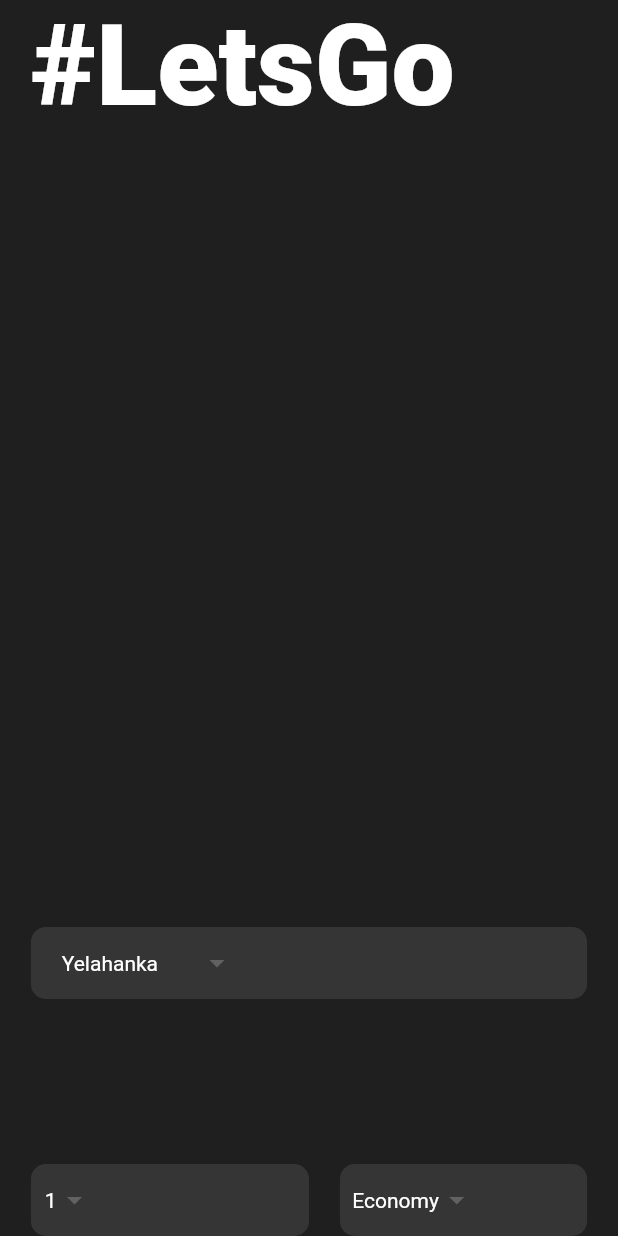
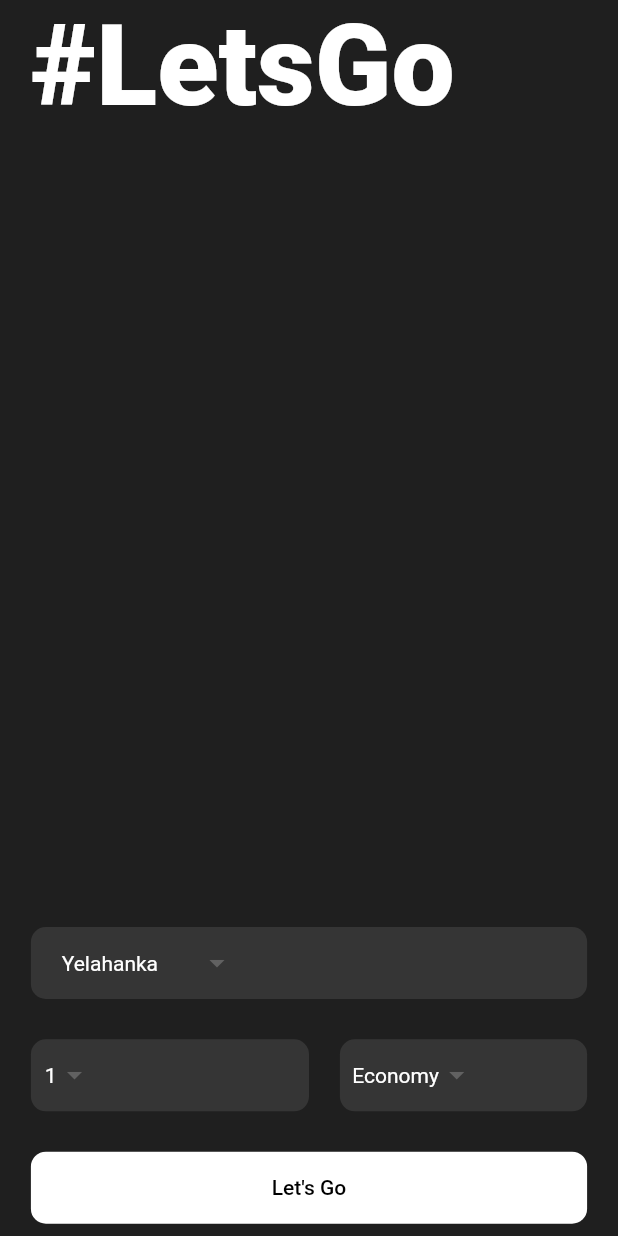
Before and after one commit to bhaskarkh01/flutter_lets_ride, a Flutter app: the screen it shows after launch, on a phone screen of 412 x 824 dp. Run offline on Flutter 3.47's test engine with Material 2 defaults, Android fonts, the phone set to English and light mode, and no system bars.

Commit message:
add material button widget

```diff
--- a/lib/pages/home_page.dart
+++ b/lib/pages/home_page.dart
@@ -99,9 +99,31 @@
         crossAxisAlignment: CrossAxisAlignment.center,
         children: [
           _destinationDropDownWidget(),
-          _travellersInformationWidget()
+          _travellersInformationWidget(),
+          _rideButton(),
         ],
       ),
     );
   }
+
+  Widget _rideButton() {
+    return Container(
+      margin: EdgeInsets.only(bottom: _deviceHeight * 0.01),
+      width: _deviceWidth,
+      decoration: BoxDecoration(
+        color: Colors.white,
+        borderRadius: BorderRadius.circular(10),
+      ),
+      child: MaterialButton(
+        onPressed: (() {}),
+        child: const Text(
+          "Let's Go",
+          style: TextStyle(
+            color: Colors.black,
+          ),
+        ),
+        // color: Colors.white,
+      ),
+    );
+  }
 }
```
